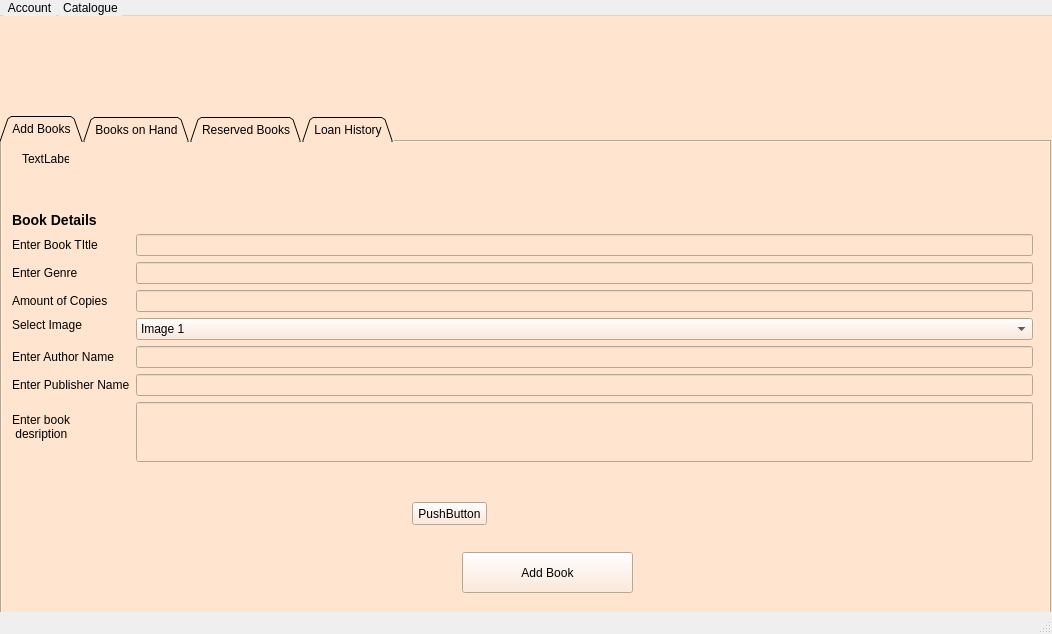
The window that LibraryInformationSystem/admineditcatalogue.ui (janelle-lr/CS106LibraryInformationSystem) describes before a commit, drawn with Qt 5.
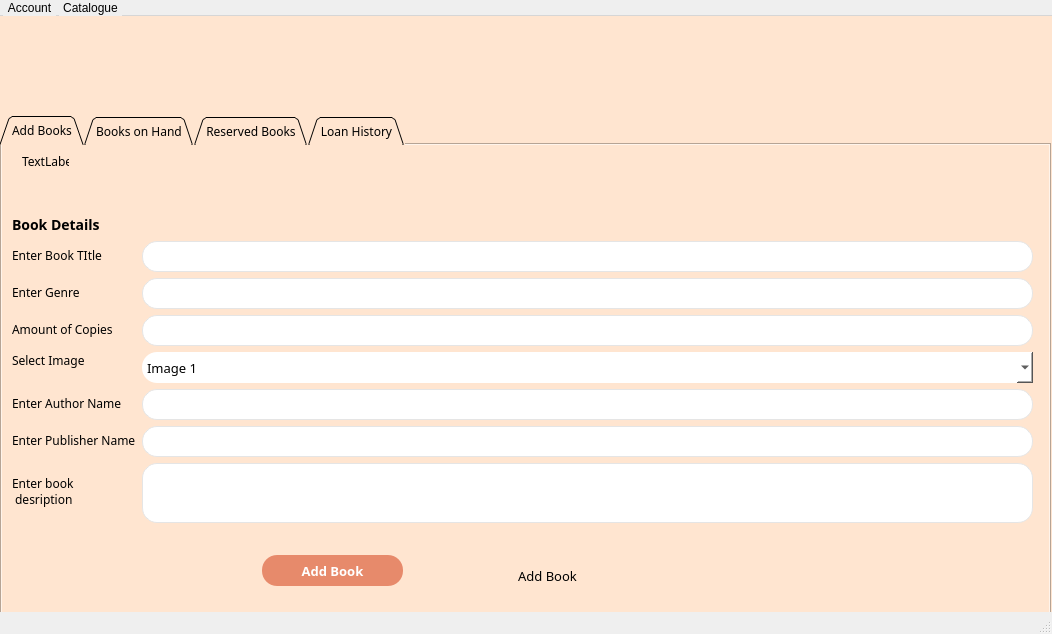
The same window after the commit. Icons and pictures are not drawn.

```diff
--- a/LibraryInformationSystem/admineditcatalogue.ui
+++ b/LibraryInformationSystem/admineditcatalogue.ui
@@ -50,6 +50,21 @@
    <property name="styleSheet">
     <string notr="true">QWidget{
 	background: #FFE5D0;
+	font-family: Montserrat;
+}
+
+QLineEdit {
+	border: 1px solid;
+	border-radius: 15px;
+	border-color: #e5e5e5;
+	background-color: palette(base);
+	padding: 0px 5px;
+	font-size: 13px;
+}
+
+QPushButton {
+	border-radius: 15px; 
+	font-size: 13px;
 }</string>
    </property>
    <widget class="QLabel" name="logoImage">
@@ -111,7 +126,7 @@
         <x>10</x>
         <y>70</y>
         <width>1021</width>
-        <height>251</height>
+        <height>312</height>
        </rect>
       </property>
       <layout class="QVBoxLayout" name="verticalLayout">
@@ -145,7 +160,17 @@
           </widget>
          </item>
          <item row="0" column="1">
-          <widget class="QLineEdit" name="bookTitle"/>
+          <widget class="QLineEdit" name="bookTitle">
+           <property name="minimumSize">
+            <size>
+             <width>0</width>
+             <height>31</height>
+            </size>
+           </property>
+           <property name="text">
+            <string/>
+           </property>
+          </widget>
          </item>
          <item row="1" column="0">
           <widget class="QLabel" name="label_5">
@@ -155,7 +180,14 @@
           </widget>
          </item>
          <item row="1" column="1">
-          <widget class="QLineEdit" name="bookGenre"/>
+          <widget class="QLineEdit" name="bookGenre">
+           <property name="minimumSize">
+            <size>
+             <width>0</width>
+             <height>31</height>
+            </size>
+           </property>
+          </widget>
          </item>
          <item row="2" column="0">
           <widget class="QLabel" name="label_13">
@@ -165,7 +197,14 @@
           </widget>
          </item>
          <item row="2" column="1">
-          <widget class="QLineEdit" name="bookCopies"/>
+          <widget class="QLineEdit" name="bookCopies">
+           <property name="minimumSize">
+            <size>
+             <width>0</width>
+             <height>31</height>
+            </size>
+           </property>
+          </widget>
          </item>
          <item row="3" column="0">
           <widget class="QLabel" name="label_14">
@@ -188,6 +227,20 @@
          </item>
          <item row="3" column="1">
           <widget class="QComboBox" name="selectedImage">
+           <property name="minimumSize">
+            <size>
+             <width>0</width>
+             <height>31</height>
+            </size>
+           </property>
+           <property name="styleSheet">
+            <string notr="true">QComboBox {
+border-radius: 15px;
+background-color: palette(base);
+font-size: 13px;
+}
+</string>
+           </property>
            <item>
             <property name="text">
              <string>Image 1</string>
@@ -219,6 +272,14 @@
              <height>60</height>
             </size>
            </property>
+           <property name="styleSheet">
+            <string notr="true">QLineEdit {
+	padding: 5px;
+}</string>
+           </property>
+           <property name="alignment">
+            <set>Qt::AlignLeading|Qt::AlignLeft|Qt::AlignTop</set>
+           </property>
           </widget>
          </item>
          <item row="6" column="0">
@@ -283,7 +344,7 @@
            <property name="minimumSize">
             <size>
              <width>0</width>
-             <height>20</height>
+             <height>31</height>
             </size>
            </property>
           </widget>
@@ -324,7 +385,7 @@
            <property name="minimumSize">
             <size>
              <width>0</width>
-             <height>20</height>
+             <height>31</height>
             </size>
            </property>
           </widget>
@@ -349,14 +410,29 @@
      <widget class="QPushButton" name="confirmBookDetails">
       <property name="geometry">
        <rect>
-        <x>410</x>
-        <y>360</y>
-        <width>75</width>
-        <height>23</height>
+        <x>260</x>
+        <y>410</y>
+        <width>141</width>
+        <height>31</height>
        </rect>
       </property>
+      <property name="styleSheet">
+       <string notr="true">QPushButton {
+background-color: #E78A6B;
+color:  #fff;
+font-weight: 500;
+}
+
+QPushButton:hover {
+background-color: rgba(231, 138, 107, 0.8);
+}
+
+QPushButton:pressed {
+background-color: rgb(196, 116, 90);
+}</string>
+      </property>
       <property name="text">
-       <string>PushButton</string>
+       <string>Add Book</string>
       </property>
      </widget>
     </widget>
```
Left out of the diff: 11 changed lines with no effect on the pictures.
